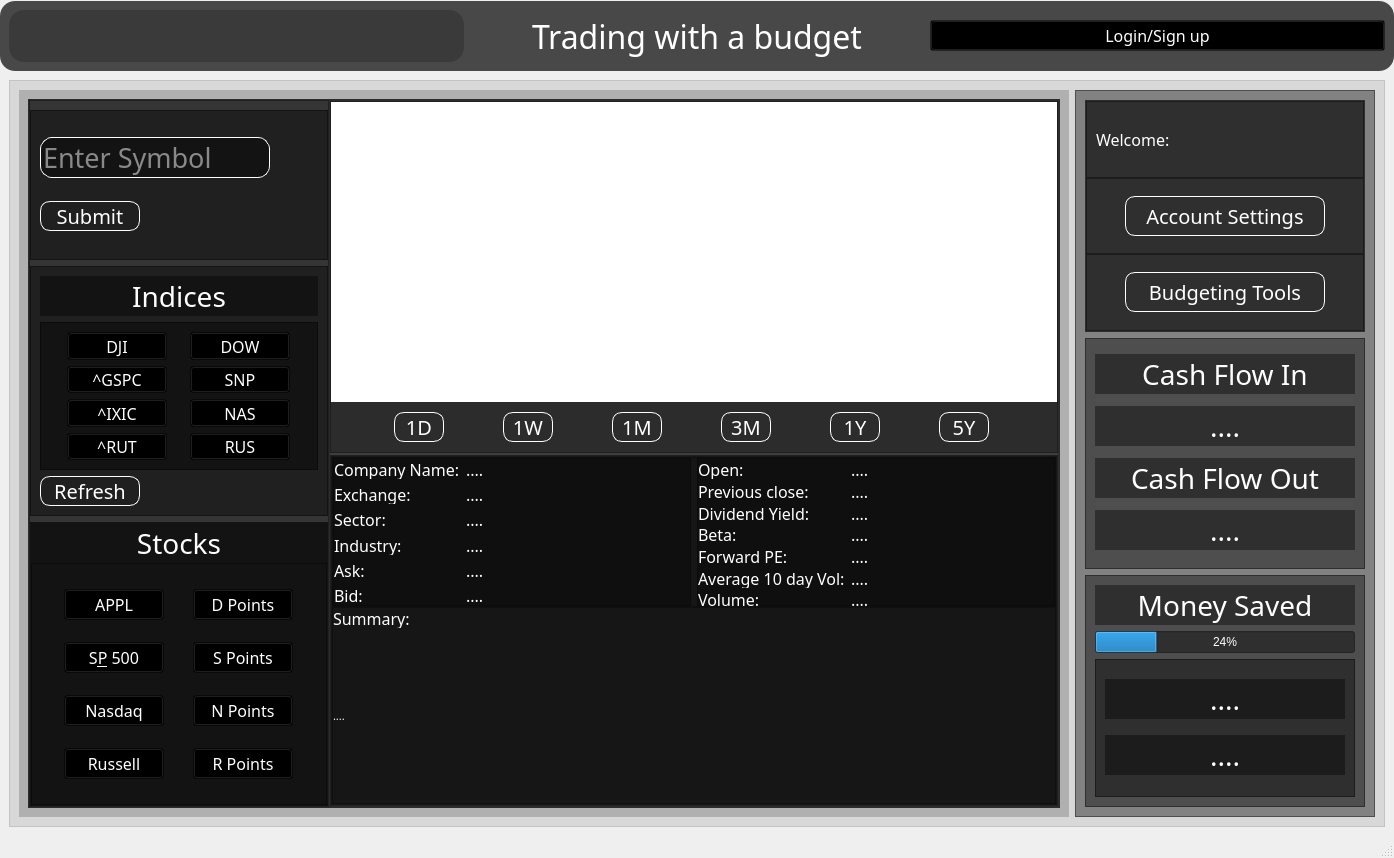
First picture: the form in test_ui.ui, repository kpatel0923/Python_web_scrapping_Stock_market_application, before the edit.
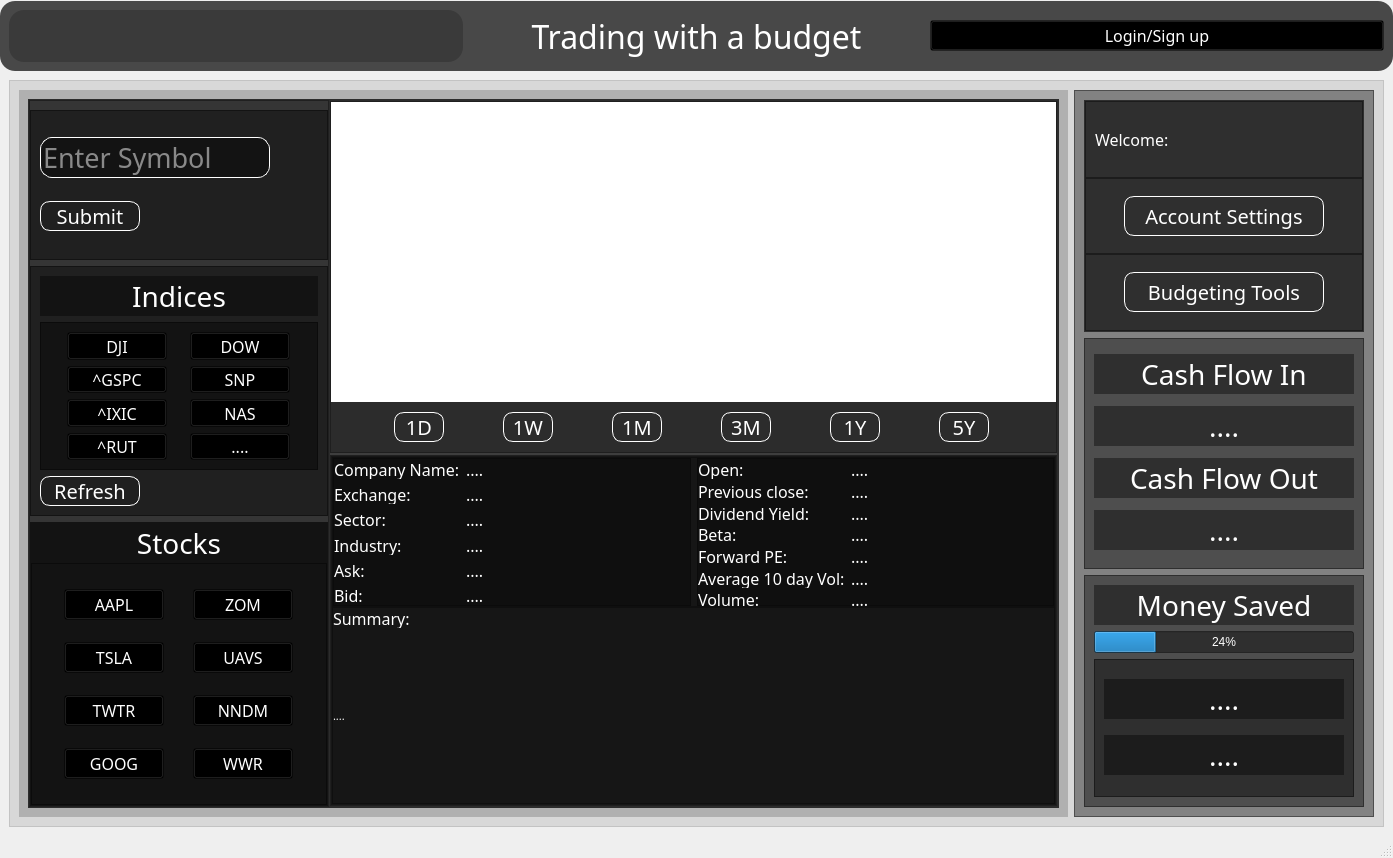
Second picture: the form after the edit. Icons and pictures are not drawn. Custom widgets are drawn as their Qt base class.

Commit message: Top stocks buttons are also linked fully working.

```diff
--- a/test_ui.ui
+++ b/test_ui.ui
@@ -6,7 +6,7 @@
    <rect>
     <x>0</x>
     <y>0</y>
-    <width>1394</width>
+    <width>1393</width>
     <height>858</height>
    </rect>
   </property>
@@ -5395,7 +5395,7 @@
 </string>
                                 </property>
                                 <property name="text">
-                                 <string>RUS</string>
+                                 <string>....</string>
                                 </property>
                                 <property name="checkable">
                                  <bool>false</bool>
@@ -5548,7 +5548,7 @@
 </string>
                                 </property>
                                 <property name="text">
-                                 <string>APPL</string>
+                                 <string>AAPL</string>
                                 </property>
                                 <property name="checkable">
                                  <bool>false</bool>
@@ -5591,7 +5591,7 @@
 </string>
                                 </property>
                                 <property name="text">
-                                 <string>D Points</string>
+                                 <string>ZOM</string>
                                 </property>
                                 <property name="checkable">
                                  <bool>false</bool>
@@ -5634,7 +5634,7 @@
 </string>
                                 </property>
                                 <property name="text">
-                                 <string>S&amp;P 500</string>
+                                 <string>TSLA</string>
                                 </property>
                                 <property name="checkable">
                                  <bool>false</bool>
@@ -5677,7 +5677,7 @@
 </string>
                                 </property>
                                 <property name="text">
-                                 <string>S Points</string>
+                                 <string>UAVS</string>
                                 </property>
                                 <property name="checkable">
                                  <bool>false</bool>
@@ -5720,7 +5720,7 @@
 </string>
                                 </property>
                                 <property name="text">
-                                 <string>Nasdaq</string>
+                                 <string>TWTR</string>
                                 </property>
                                 <property name="checkable">
                                  <bool>false</bool>
@@ -5763,7 +5763,7 @@
 </string>
                                 </property>
                                 <property name="text">
-                                 <string>N Points</string>
+                                 <string>NNDM</string>
                                 </property>
                                 <property name="checkable">
                                  <bool>false</bool>
@@ -5806,7 +5806,7 @@
 </string>
                                 </property>
                                 <property name="text">
-                                 <string>Russell</string>
+                                 <string>GOOG</string>
                                 </property>
                                 <property name="checkable">
                                  <bool>false</bool>
@@ -5849,7 +5849,7 @@
 </string>
                                 </property>
                                 <property name="text">
-                                 <string>R Points</string>
+                                 <string>WWR</string>
                                 </property>
                                 <property name="checkable">
                                  <bool>false</bool>
```
Left out of the diff: 16 changed lines with no effect on the pictures. The commit also changes 2 other files.
